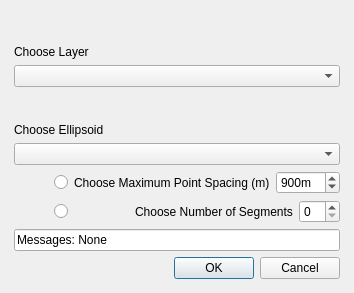
The window that geodesic_densifier_dialog_base.ui (GeoscienceAustralia/GeodesicDensifier) describes before a commit, drawn with Qt 5.
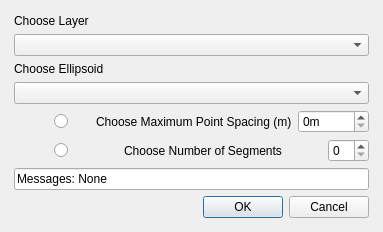
The same window after the commit. Custom widgets are drawn as their Qt base class.

```diff
--- a/geodesic_densifier_dialog_base.ui
+++ b/geodesic_densifier_dialog_base.ui
@@ -6,8 +6,8 @@
    <rect>
     <x>0</x>
     <y>0</y>
-    <width>351</width>
-    <height>293</height>
+    <width>383</width>
+    <height>227</height>
    </rect>
   </property>
   <property name="windowTitle">
@@ -19,17 +19,15 @@
      <property name="margin">
       <number>3</number>
      </property>
-     <item row="4" column="0">
-      <layout class="QVBoxLayout" name="messageLayout">
-       <item>
-        <widget class="QLineEdit" name="messageBox">
-         <property name="text">
-          <string>Messages: None</string>
-         </property>
-        </widget>
-       </item>
-      </layout>
-     </item>
+     <property name="topMargin">
+      <number>3</number>
+     </property>
+     <property name="rightMargin">
+      <number>3</number>
+     </property>
+     <property name="bottomMargin">
+      <number>3</number>
+     </property>
      <item row="0" column="0">
       <layout class="QVBoxLayout" name="layerLayout">
        <item>
@@ -47,6 +45,17 @@
        </item>
       </layout>
      </item>
+     <item row="5" column="0">
+      <layout class="QVBoxLayout" name="messageLayout">
+       <item>
+        <widget class="QLineEdit" name="messageBox">
+         <property name="text">
+          <string>Messages: None</string>
+         </property>
+        </widget>
+       </item>
+      </layout>
+     </item>
      <item row="1" column="0">
       <layout class="QVBoxLayout" name="ellipsoidLayout">
        <item>
@@ -64,7 +73,7 @@
        </item>
       </layout>
      </item>
-     <item row="5" column="0">
+     <item row="6" column="0">
       <widget class="QDialogButtonBox" name="button_box">
        <property name="orientation">
         <enum>Qt::Horizontal</enum>
@@ -99,10 +108,13 @@
            <property name="text">
             <string/>
            </property>
+           <property name="checked">
+            <bool>false</bool>
+           </property>
           </widget>
          </item>
          <item>
-          <spacer name="horizontalSpacer_4">
+          <spacer name="horizontalSpacer_2">
            <property name="orientation">
             <enum>Qt::Horizontal</enum>
            </property>
@@ -127,10 +139,10 @@
             <string>m</string>
            </property>
            <property name="maximum">
-            <number>5000</number>
+            <number>10000</number>
            </property>
            <property name="value">
-            <number>900</number>
+            <number>0</number>
            </property>
           </widget>
          </item>
@@ -139,7 +151,7 @@
        <item>
         <layout class="QHBoxLayout" name="horizontalLayout">
          <item>
-          <spacer name="horizontalSpacer_2">
+          <spacer name="segmentsHorizontalSpacer">
            <property name="orientation">
             <enum>Qt::Horizontal</enum>
            </property>
@@ -162,7 +174,7 @@
           </widget>
          </item>
          <item>
-          <spacer name="horizontalSpacer_3">
+          <spacer name="horizontalSpacer_4">
            <property name="orientation">
             <enum>Qt::Horizontal</enum>
            </property>
@@ -181,6 +193,22 @@
            </property>
           </widget>
          </item>
+         <item>
+          <spacer name="horizontalSpacer_3">
+           <property name="orientation">
+            <enum>Qt::Horizontal</enum>
+           </property>
+           <property name="sizeType">
+            <enum>QSizePolicy::Fixed</enum>
+           </property>
+           <property name="sizeHint" stdset="0">
+            <size>
+             <width>40</width>
+             <height>20</height>
+            </size>
+           </property>
+          </spacer>
+         </item>
          <item>
           <widget class="QSpinBox" name="segmentsSpinBox"/>
          </item>
```
Left out of the diff: 6 changed lines with no effect on the pictures.
